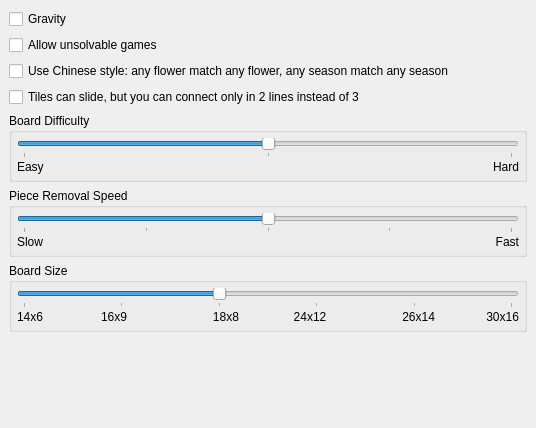
KDE/kshisen, file src/settings.ui: the form before one commit.
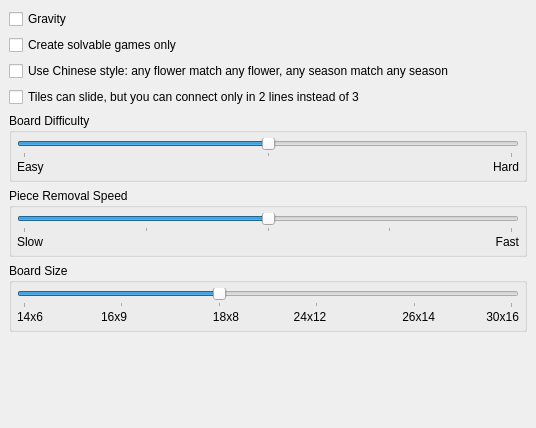
The form after the commit.

The edit to the form file:
```diff
--- a/src/settings.ui
+++ b/src/settings.ui
@@ -33,7 +33,7 @@
       <string>&lt;b&gt;Allow unsolvable games&lt;/b&gt;&lt;p&gt;If checked, you run the risk of being presented with games that are impossible to solve.&lt;/p&gt;&lt;p&gt;Note: Even if not checked, you will fail to complete a game if you remove the tiles in the wrong order!&lt;/p&gt;</string>
      </property>
      <property name="text">
-      <string>Allow unsolvable games</string>
+      <string>Create solvable games only</string>
      </property>
     </widget>
    </item>
```
Left out of the diff: 2 changed lines with no effect on the pictures.
